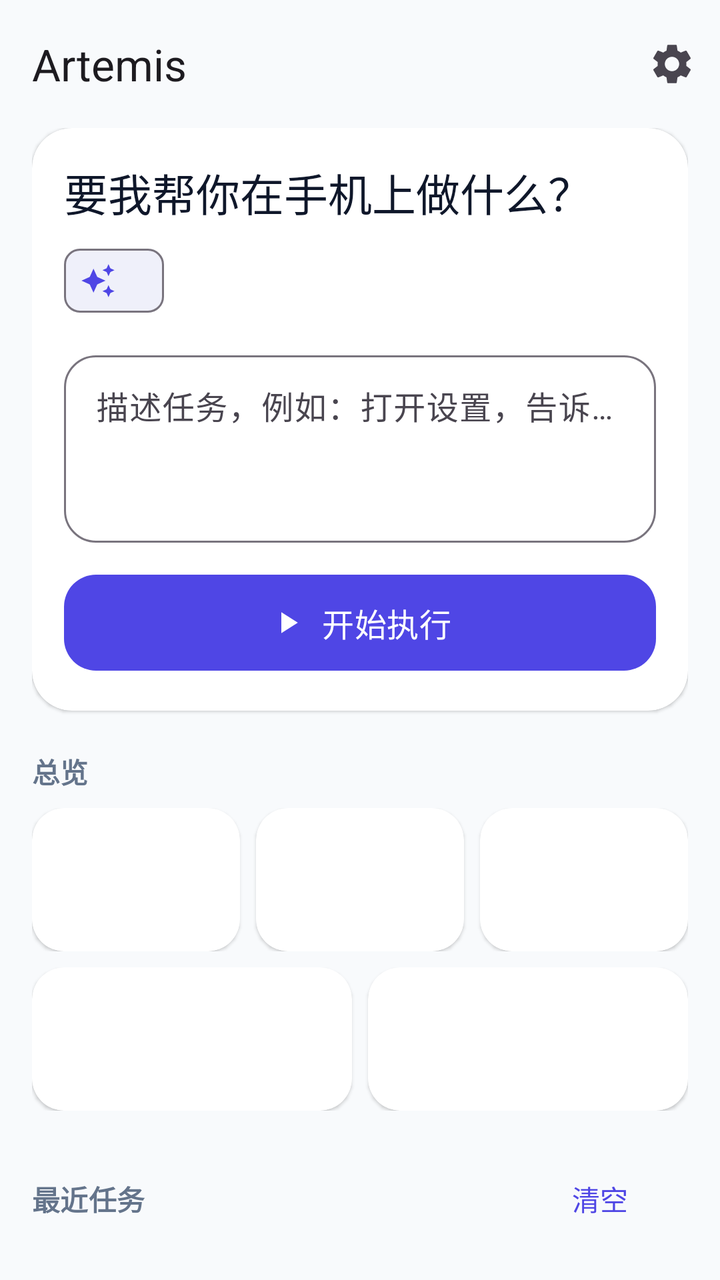
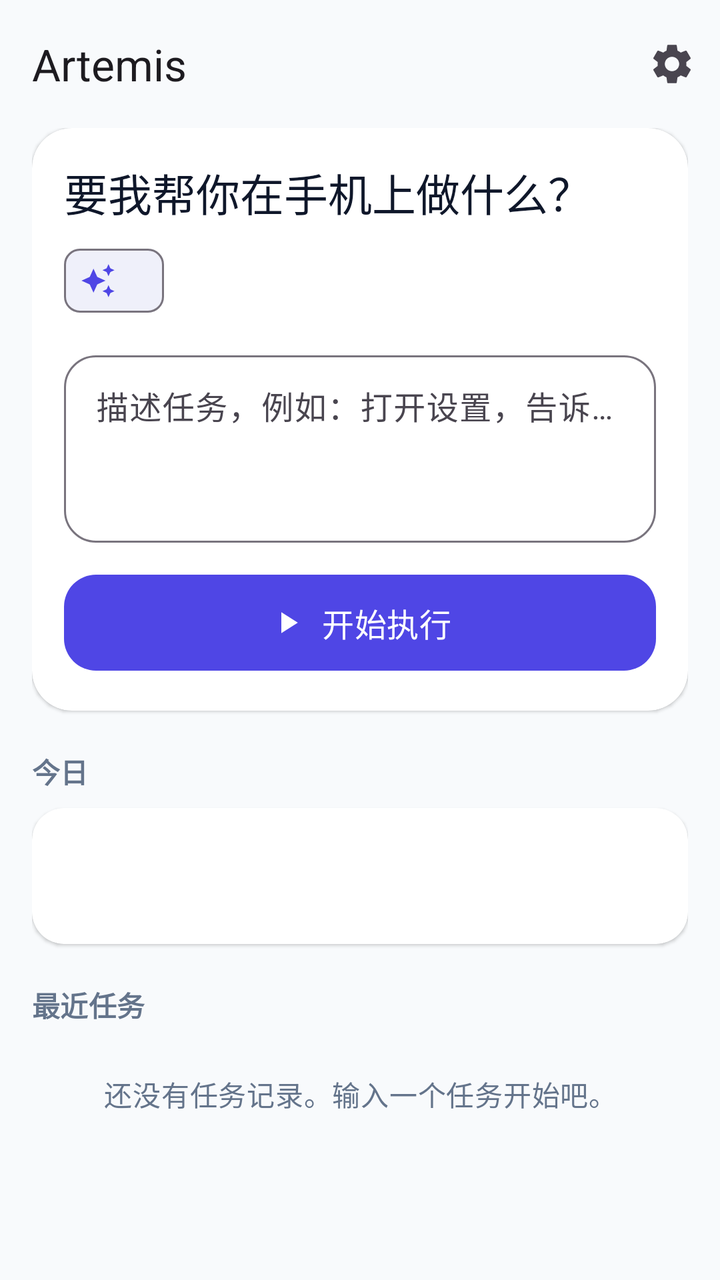

Screens rendered from an Android XML layout before and after an edit, with the pre-edit source and the edit as a unified diff.
<!-- AndroidManifest.xml: application theme Theme.Artemis -->
<!-- res/layout/activity_main.xml -->
<?xml version="1.0" encoding="utf-8"?>
<LinearLayout xmlns:android="http://schemas.android.com/apk/res/android"
    xmlns:app="http://schemas.android.com/apk/res-auto"
    android:layout_width="match_parent"
    android:layout_height="match_parent"
    android:background="@color/surface"
    android:fitsSystemWindows="true"
    android:orientation="vertical">

    <com.google.android.material.appbar.MaterialToolbar
        android:id="@+id/toolbar"
        android:layout_width="match_parent"
        android:layout_height="?attr/actionBarSize"
        app:menu="@menu/home"
        app:title="@string/app_short"
        app:titleTextAppearance="?attr/textAppearanceTitleLarge" />

    <androidx.core.widget.NestedScrollView
        android:layout_width="match_parent"
        android:layout_height="match_parent">

        <LinearLayout
            android:layout_width="match_parent"
            android:layout_height="wrap_content"
            android:orientation="vertical"
            android:paddingHorizontal="16dp"
            android:paddingBottom="24dp">

            
            <com.google.android.material.card.MaterialCardView
                android:id="@+id/setup_card"
                android:layout_width="match_parent"
                android:layout_height="wrap_content"
                android:layout_marginBottom="12dp"
                android:visibility="gone"
                app:cardBackgroundColor="@color/brand_container">

                <LinearLayout
                    android:layout_width="match_parent"
                    android:layout_height="wrap_content"
                    android:orientation="vertical"
                    android:padding="16dp">

                    <TextView
                        android:layout_width="wrap_content"
                        android:layout_height="wrap_content"
                        android:text="@string/setup_title"
                        android:textAppearance="?attr/textAppearanceTitleMedium"
                        android:textColor="@color/on_brand_container" />

                    <LinearLayout
                        android:id="@+id/setup_a11y"
                        android:layout_width="match_parent"
                        android:layout_height="wrap_content"
                        android:layout_marginTop="8dp"
                        android:gravity="center_vertical"
                        android:orientation="horizontal">

                        <TextView
                            android:layout_width="0dp"
                            android:layout_height="wrap_content"
                            android:layout_weight="1"
                            android:text="@string/setup_a11y"
                            android:textAppearance="?attr/textAppearanceBodyMedium"
                            android:textColor="@color/on_brand_container" />

                        <com.google.android.material.button.MaterialButton
                            android:id="@+id/setup_a11y_button"
                            style="@style/Widget.Material3.Button"
                            android:layout_width="wrap_content"
                            android:layout_height="wrap_content"
                            android:layout_marginStart="12dp"
                            android:text="@string/action_enable" />
                    </LinearLayout>

                    <LinearLayout
                        android:id="@+id/setup_model"
                        android:layout_width="match_parent"
                        android:layout_height="wrap_content"
                        android:layout_marginTop="8dp"
                        android:gravity="center_vertical"
                        android:orientation="horizontal">

                        <TextView
                            android:layout_width="0dp"
                            android:layout_height="wrap_content"
                            android:layout_weight="1"
                            android:text="@string/setup_model"
                            android:textAppearance="?attr/textAppearanceBodyMedium"
                            android:textColor="@color/on_brand_container" />

                        <com.google.android.material.button.MaterialButton
                            android:id="@+id/setup_model_button"
                            style="@style/Widget.Material3.Button"
                            android:layout_width="wrap_content"
                            android:layout_height="wrap_content"
                            android:layout_marginStart="12dp"
                            android:text="@string/action_add_model" />
                    </LinearLayout>
                </LinearLayout>
            </com.google.android.material.card.MaterialCardView>

            
            <com.google.android.material.card.MaterialCardView
                android:id="@+id/composer_card"
                android:layout_width="match_parent"
                android:layout_height="wrap_content">

                <LinearLayout
                    android:layout_width="match_parent"
                    android:layout_height="wrap_content"
                    android:orientation="vertical"
                    android:padding="16dp">

                    <TextView
                        android:layout_width="wrap_content"
                        android:layout_height="wrap_content"
                        android:text="@string/home_greeting"
                        android:textAppearance="?attr/textAppearanceTitleLarge"
                        android:textColor="@color/text_primary" />

                    <com.google.android.material.chip.Chip
                        android:id="@+id/model_chip"
                        style="@style/Widget.Material3.Chip.Assist"
                        android:layout_width="wrap_content"
                        android:layout_height="wrap_content"
                        android:layout_marginTop="4dp"
                        app:chipIcon="@drawable/ic_spark"
                        app:chipIconTint="@color/brand" />

                    <com.google.android.material.textfield.TextInputLayout
                        android:id="@+id/task_layout"
                        style="@style/Widget.Material3.TextInputLayout.OutlinedBox"
                        android:layout_width="match_parent"
                        android:layout_height="wrap_content"
                        android:layout_marginTop="8dp"
                        android:hint="@string/task_hint"
                        app:boxCornerRadiusBottomEnd="16dp"
                        app:boxCornerRadiusBottomStart="16dp"
                        app:boxCornerRadiusTopEnd="16dp"
                        app:boxCornerRadiusTopStart="16dp"
                        app:endIconMode="clear_text">

                        <com.google.android.material.textfield.TextInputEditText
                            android:id="@+id/task_input"
                            android:layout_width="match_parent"
                            android:layout_height="wrap_content"
                            android:gravity="top"
                            android:inputType="textMultiLine|textCapSentences"
                            android:maxLines="6"
                            android:minLines="3" />
                    </com.google.android.material.textfield.TextInputLayout>

                    <HorizontalScrollView
                        android:layout_width="match_parent"
                        android:layout_height="wrap_content"
                        android:layout_marginTop="4dp"
                        android:scrollbars="none">

                        <com.google.android.material.chip.ChipGroup
                            android:id="@+id/suggestions"
                            android:layout_width="wrap_content"
                            android:layout_height="wrap_content"
                            app:singleLine="true" />
                    </HorizontalScrollView>

                    <com.google.android.material.button.MaterialButton
                        android:id="@+id/start_button"
                        android:layout_width="match_parent"
                        android:layout_height="56dp"
                        android:layout_marginTop="8dp"
                        android:text="@string/action_start"
                        android:textAppearance="?attr/textAppearanceTitleMedium"
                        app:cornerRadius="16dp"
                        app:icon="@drawable/ic_play"
                        app:iconGravity="textStart" />
                </LinearLayout>
            </com.google.android.material.card.MaterialCardView>

            
            <com.google.android.material.card.MaterialCardView
                android:id="@+id/live_card"
                android:layout_width="match_parent"
                android:layout_height="wrap_content"
                android:visibility="gone"
                app:strokeColor="@color/brand"
                app:strokeWidth="1dp">

                <LinearLayout
                    android:layout_width="match_parent"
                    android:layout_height="wrap_content"
                    android:orientation="vertical"
                    android:padding="16dp">

                    <LinearLayout
                        android:layout_width="match_parent"
                        android:layout_height="wrap_content"
                        android:gravity="center_vertical"
                        android:orientation="horizontal">

                        <com.google.android.material.progressindicator.CircularProgressIndicator
                            android:layout_width="wrap_content"
                            android:layout_height="wrap_content"
                            android:indeterminate="true"
                            app:indicatorSize="20dp"
                            app:trackThickness="3dp" />

                        <TextView
                            android:id="@+id/live_status"
                            android:layout_width="0dp"
                            android:layout_height="wrap_content"
                            android:layout_marginStart="10dp"
                            android:layout_weight="1"
                            android:textAppearance="?attr/textAppearanceLabelLarge"
                            android:textColor="@color/brand" />

                        <TextView
                            android:id="@+id/live_elapsed"
                            android:layout_width="wrap_content"
                            android:layout_height="wrap_content"
                            android:fontFeatureSettings="tnum"
                            android:textAppearance="?attr/textAppearanceLabelLarge"
                            android:textColor="@color/text_secondary" />
                    </LinearLayout>

                    <TextView
                        android:id="@+id/live_task"
                        android:layout_width="match_parent"
                        android:layout_height="wrap_content"
                        android:layout_marginTop="10dp"
                        android:ellipsize="end"
                        android:maxLines="3"
                        android:textAppearance="?attr/textAppearanceTitleMedium"
                        android:textColor="@color/text_primary" />

                    <TextView
                        android:id="@+id/live_last"
                        android:layout_width="match_parent"
                        android:layout_height="wrap_content"
                        android:layout_marginTop="8dp"
                        android:ellipsize="end"
                        android:maxLines="4"
                        android:textAppearance="?attr/textAppearanceBodyMedium"
                        android:textColor="@color/text_secondary" />

                    <LinearLayout
                        android:layout_width="match_parent"
                        android:layout_height="wrap_content"
                        android:layout_marginTop="12dp"
                        android:gravity="end"
                        android:orientation="horizontal">

                        <com.google.android.material.button.MaterialButton
                            android:id="@+id/live_details"
                            style="@style/Widget.Material3.Button.TextButton"
                            android:layout_width="wrap_content"
                            android:layout_height="wrap_content"
                            android:text="@string/action_details" />

                        <com.google.android.material.button.MaterialButton
                            android:id="@+id/live_stop"
                            android:layout_width="wrap_content"
                            android:layout_height="wrap_content"
                            android:layout_marginStart="8dp"
                            android:backgroundTint="@color/danger"
                            android:text="@string/action_stop"
                            app:icon="@drawable/ic_stop" />
                    </LinearLayout>
                </LinearLayout>
            </com.google.android.material.card.MaterialCardView>

            
            <TextView
                android:layout_width="wrap_content"
                android:layout_height="wrap_content"
                android:layout_marginTop="20dp"
                android:layout_marginBottom="8dp"
                android:text="@string/section_overview"
                android:textAppearance="@style/TextAppearance.Artemis.Section" />

            <LinearLayout
                android:layout_width="match_parent"
                android:layout_height="wrap_content"
                android:orientation="horizontal">

                <include
                    android:id="@+id/stat_runs"
                    layout="@layout/view_metric"
                    android:layout_width="0dp"
                    android:layout_height="wrap_content"
                    android:layout_weight="1" />

                <include
                    android:id="@+id/stat_success"
                    layout="@layout/view_metric"
                    android:layout_width="0dp"
                    android:layout_height="wrap_content"
                    android:layout_marginHorizontal="8dp"
                    android:layout_weight="1" />

                <include
                    android:id="@+id/stat_step"
                    layout="@layout/view_metric"
                    android:layout_width="0dp"
                    android:layout_height="wrap_content"
                    android:layout_weight="1" />
            </LinearLayout>

            
            <LinearLayout
                android:id="@+id/usage_row"
                android:layout_width="match_parent"
                android:layout_height="wrap_content"
                android:layout_marginTop="8dp"
                android:orientation="horizontal">

                <include
                    android:id="@+id/stat_tokens"
                    layout="@layout/view_metric"
                    android:layout_width="0dp"
                    android:layout_height="wrap_content"
                    android:layout_marginEnd="8dp"
                    android:layout_weight="1" />

                <include
                    android:id="@+id/stat_cost"
                    layout="@layout/view_metric"
                    android:layout_width="0dp"
                    android:layout_height="wrap_content"
                    android:layout_weight="1" />
            </LinearLayout>

            
            <LinearLayout
                android:layout_width="match_parent"
                android:layout_height="wrap_content"
                android:layout_marginTop="20dp"
                android:gravity="center_vertical"
                android:orientation="horizontal">

                <TextView
                    android:layout_width="0dp"
                    android:layout_height="wrap_content"
                    android:layout_weight="1"
                    android:text="@string/section_recent"
                    android:textAppearance="@style/TextAppearance.Artemis.Section" />

                <com.google.android.material.button.MaterialButton
                    android:id="@+id/clear_history"
                    style="@style/Widget.Material3.Button.TextButton"
                    android:layout_width="wrap_content"
                    android:layout_height="wrap_content"
                    android:text="@string/action_clear" />
            </LinearLayout>

            <TextView
                android:id="@+id/empty_history"
                android:layout_width="match_parent"
                android:layout_height="wrap_content"
                android:gravity="center"
                android:padding="24dp"
                android:text="@string/empty_history"
                android:textAppearance="?attr/textAppearanceBodyMedium"
                android:textColor="@color/text_secondary" />

            <androidx.recyclerview.widget.RecyclerView
                android:id="@+id/history"
                android:layout_width="match_parent"
                android:layout_height="wrap_content"
                android:nestedScrollingEnabled="false" />
        </LinearLayout>
    </androidx.core.widget.NestedScrollView>
</LinearLayout>
<!-- res/layout/view_metric.xml (included above) -->
<?xml version="1.0" encoding="utf-8"?>
<com.google.android.material.card.MaterialCardView xmlns:android="http://schemas.android.com/apk/res/android"
    xmlns:app="http://schemas.android.com/apk/res-auto"
    android:layout_width="match_parent"
    android:layout_height="wrap_content"
    app:cardCornerRadius="16dp">

    <LinearLayout
        android:layout_width="match_parent"
        android:layout_height="wrap_content"
        android:orientation="vertical"
        android:paddingHorizontal="14dp"
        android:paddingVertical="12dp">

        <TextView
            android:id="@+id/metric_value"
            android:layout_width="wrap_content"
            android:layout_height="wrap_content"
            android:fontFeatureSettings="tnum"
            android:maxLines="1"
            android:textAppearance="@style/TextAppearance.Artemis.Metric" />

        <TextView
            android:id="@+id/metric_label"
            android:layout_width="wrap_content"
            android:layout_height="wrap_content"
            android:layout_marginTop="2dp"
            android:textAppearance="@style/TextAppearance.Artemis.Caption" />
    </LinearLayout>
</com.google.android.material.card.MaterialCardView>
<!-- resources referenced by this layout -->
<resources>
  <color name="brand">#4F46E5</color>
  <color name="brand_container">#E0E7FF</color>
  <color name="danger">#DC2626</color>
  <color name="on_brand_container">#1E1B4B</color>
  <color name="surface">#F8FAFC</color>
  <color name="text_primary">#0F172A</color>
  <color name="text_secondary">#64748B</color>
  <!-- drawable ic_play (drawable) -->
  <vector xmlns:android="http://schemas.android.com/apk/res/android"
      android:width="24dp" android:height="24dp" android:viewportWidth="24" android:viewportHeight="24" android:tint="?attr/colorControlNormal">
      <path android:fillColor="#FF000000" android:pathData="M8,5v14l11,-7z"/>
  </vector>
  <!-- drawable ic_spark (drawable) -->
  <vector xmlns:android="http://schemas.android.com/apk/res/android"
      android:width="24dp" android:height="24dp" android:viewportWidth="24" android:viewportHeight="24">
      <path android:fillColor="#FFFFFFFF" android:pathData="M19,9l1.25,-2.75L23,5l-2.75,-1.25L19,1l-1.25,2.75L15,5l2.75,1.25L19,9zM11.5,9.5L9,4 6.5,9.5 1,12l5.5,2.5L9,20l2.5,-5.5L17,12l-5.5,-2.5zM19,15l-1.25,2.75L15,19l2.75,1.25L19,23l1.25,-2.75L23,19l-2.75,-1.25L19,15z"/>
  </vector>
  <!-- drawable ic_stop (drawable) -->
  <vector xmlns:android="http://schemas.android.com/apk/res/android"
      android:width="24dp" android:height="24dp" android:viewportWidth="24" android:viewportHeight="24">
      <path android:fillColor="#FFFFFFFF" android:pathData="M6,6h12v12H6z"/>
  </vector>
  <string name="action_add_model">添加模型</string>
  <string name="action_clear">清空</string>
  <string name="action_details">查看详情</string>
  <string name="action_enable">去开启</string>
  <string name="action_start">开始执行</string>
  <string name="action_stop">停止</string>
  <string name="app_short">Artemis</string>
  <string name="empty_history">还没有任务记录。输入一个任务开始吧。</string>
  <string name="home_greeting">要我帮你在手机上做什么？</string>
  <string name="section_overview">总览</string>
  <string name="section_recent">最近任务</string>
  <string name="setup_a11y">开启无障碍服务「Artemis On-Device」，让智能体可以看屏幕和操作手机</string>
  <string name="setup_model">添加一个模型服务（OpenAI 兼容或 Anthropic）</string>
  <string name="setup_title">还差一步</string>
  <string name="task_hint">描述任务，例如：打开设置，告诉我电量</string>
  <style name="TextAppearance.Artemis.Caption" parent="TextAppearance.Material3.LabelMedium">
          <item name="android:textColor">@color/text_secondary</item>
      </style>
  <style name="TextAppearance.Artemis.Metric" parent="TextAppearance.Material3.TitleLarge">
          <item name="android:textStyle">bold</item>
          <item name="android:textColor">@color/text_primary</item>
      </style>
  <style name="TextAppearance.Artemis.Section" parent="TextAppearance.Material3.TitleSmall">
          <item name="android:textColor">@color/text_secondary</item>
          <item name="android:textStyle">bold</item>
      </style>
  <color name="surface_card">#FFFFFF</color>
  <color name="outline">#E2E8F0</color>
  <style name="Widget.Artemis.Card" parent="Widget.Material3.CardView.Elevated">
          <item name="cardBackgroundColor">@color/surface_card</item>
          <item name="cardCornerRadius">20dp</item>
          <item name="cardElevation">1dp</item>
      </style>
  <!-- unchanged entries left out for length: 1 -->
</resources>

<!-- the commit's change to res/layout/activity_main.xml (unified diff, before → after) -->
@@ -275,60 +275,53 @@
                 android:layout_height="wrap_content"
                 android:layout_marginTop="20dp"
                 android:layout_marginBottom="8dp"
-                android:text="@string/section_overview"
+                android:text="@string/section_today"
                 android:textAppearance="@style/TextAppearance.Artemis.Section" />
 
-            <LinearLayout
-                android:layout_width="match_parent"
-                android:layout_height="wrap_content"
-                android:orientation="horizontal">
-
-                <include
-                    android:id="@+id/stat_runs"
-                    layout="@layout/view_metric"
-                    android:layout_width="0dp"
-                    android:layout_height="wrap_content"
-                    android:layout_weight="1" />
-
-                <include
-                    android:id="@+id/stat_success"
-                    layout="@layout/view_metric"
-                    android:layout_width="0dp"
-                    android:layout_height="wrap_content"
-                    android:layout_marginHorizontal="8dp"
-                    android:layout_weight="1" />
-
-                <include
-                    android:id="@+id/stat_step"
-                    layout="@layout/view_metric"
-                    android:layout_width="0dp"
-                    android:layout_height="wrap_content"
-                    android:layout_weight="1" />
-            </LinearLayout>
-
-            
-            <LinearLayout
-                android:id="@+id/usage_row"
-                android:layout_width="match_parent"
-                android:layout_height="wrap_content"
-                android:layout_marginTop="8dp"
-                android:orientation="horizontal">
-
-                <include
-                    android:id="@+id/stat_tokens"
-                    layout="@layout/view_metric"
-                    android:layout_width="0dp"
-                    android:layout_height="wrap_content"
-                    android:layout_marginEnd="8dp"
-                    android:layout_weight="1" />
-
-                <include
-                    android:id="@+id/stat_cost"
-                    layout="@layout/view_metric"
-                    android:layout_width="0dp"
-                    android:layout_height="wrap_content"
-                    android:layout_weight="1" />
-            </LinearLayout>
+            <com.google.android.material.card.MaterialCardView
+                android:id="@+id/today_card"
+                android:layout_width="match_parent"
+                android:layout_height="wrap_content"
+                android:clickable="true"
+                android:focusable="true"
+                app:cardCornerRadius="16dp">
+
+                <LinearLayout
+                    android:layout_width="match_parent"
+                    android:layout_height="wrap_content"
+                    android:orientation="horizontal"
+                    android:paddingHorizontal="8dp"
+                    android:paddingVertical="14dp">
+
+                    <include
+                        android:id="@+id/stat_runs"
+                        layout="@layout/view_stat"
+                        android:layout_width="0dp"
+                        android:layout_height="wrap_content"
+                        android:layout_weight="1" />
+
+                    <include
+                        android:id="@+id/stat_success"
+                        layout="@layout/view_stat"
+                        android:layout_width="0dp"
+                        android:layout_height="wrap_content"
+                        android:layout_weight="1" />
+
+                    <include
+                        android:id="@+id/stat_tokens"
+                        layout="@layout/view_stat"
+                        android:layout_width="0dp"
+                        android:layout_height="wrap_content"
+                        android:layout_weight="1" />
+
+                    <include
+                        android:id="@+id/stat_cost"
+                        layout="@layout/view_stat"
+                        android:layout_width="0dp"
+                        android:layout_height="wrap_content"
+                        android:layout_weight="1" />
+                </LinearLayout>
+            </com.google.android.material.card.MaterialCardView>
 
             
             <LinearLayout
@@ -344,13 +337,6 @@
                     android:layout_weight="1"
                     android:text="@string/section_recent"
                     android:textAppearance="@style/TextAppearance.Artemis.Section" />
-
-                <com.google.android.material.button.MaterialButton
-                    android:id="@+id/clear_history"
-                    style="@style/Widget.Material3.Button.TextButton"
-                    android:layout_width="wrap_content"
-                    android:layout_height="wrap_content"
-                    android:text="@string/action_clear" />
             </LinearLayout>
 
             <TextView
@@ -368,37 +354,41 @@
                 android:layout_width="match_parent"
                 android:layout_height="wrap_content"
                 android:nestedScrollingEnabled="false" />
+
+            <com.google.android.material.button.MaterialButton
+                android:id="@+id/history_more"
+                style="@style/Widget.Material3.Button.TextButton"
+                android:layout_width="wrap_content"
+                android:layout_height="wrap_content"
+                android:layout_gravity="center_horizontal"
+                android:visibility="gone" />
         </LinearLayout>
     </androidx.core.widget.NestedScrollView>
 </LinearLayout>
-<!-- res/layout/view_metric.xml (included above) -->
+<!-- res/layout/view_stat.xml (included above) -->
 <?xml version="1.0" encoding="utf-8"?>
-<com.google.android.material.card.MaterialCardView xmlns:android="http://schemas.android.com/apk/res/android"
-    xmlns:app="http://schemas.android.com/apk/res-auto"
+<LinearLayout xmlns:android="http://schemas.android.com/apk/res/android"
     android:layout_width="match_parent"
     android:layout_height="wrap_content"
-    app:cardCornerRadius="16dp">
-
-    <LinearLayout
-        android:layout_width="match_parent"
+    android:gravity="center_horizontal"
+    android:orientation="vertical">
+
+    <TextView
+        android:id="@+id/metric_value"
+        android:layout_width="wrap_content"
         android:layout_height="wrap_content"
-        android:orientation="vertical"
-        android:paddingHorizontal="14dp"
-        android:paddingVertical="12dp">
-
-        <TextView
-            android:id="@+id/metric_value"
-            android:layout_width="wrap_content"
-            android:layout_height="wrap_content"
-            android:fontFeatureSettings="tnum"
-            android:maxLines="1"
-            android:textAppearance="@style/TextAppearance.Artemis.Metric" />
-
-        <TextView
-            android:id="@+id/metric_label"
-            android:layout_width="wrap_content"
-            android:layout_height="wrap_content"
-            android:layout_marginTop="2dp"
-            android:textAppearance="@style/TextAppearance.Artemis.Caption" />
-    </LinearLayout>
-</com.google.android.material.card.MaterialCardView>
+        android:ellipsize="end"
+        android:fontFeatureSettings="tnum"
+        android:maxLines="1"
+        android:textAppearance="?attr/textAppearanceTitleMedium"
+        android:textColor="@color/text_primary"
+        android:textStyle="bold" />
+
+    <TextView
+        android:id="@+id/metric_label"
+        android:layout_width="wrap_content"
+        android:layout_height="wrap_content"
+        android:layout_marginTop="2dp"
+        android:maxLines="1"
+        android:textAppearance="@style/TextAppearance.Artemis.Caption" />
+</LinearLayout>
<!-- resource entries referenced after the edit -->
@@ -23,7 +23,6 @@
       <path android:fillColor="#FFFFFFFF" android:pathData="M6,6h12v12H6z"/>
   </vector>
   <string name="action_add_model">添加模型</string>
-  <string name="action_clear">清空</string>
   <string name="action_details">查看详情</string>
   <string name="action_enable">去开启</string>
   <string name="action_start">开始执行</string>
@@ -31,18 +30,14 @@
   <string name="app_short">Artemis</string>
   <string name="empty_history">还没有任务记录。输入一个任务开始吧。</string>
   <string name="home_greeting">要我帮你在手机上做什么？</string>
-  <string name="section_overview">总览</string>
   <string name="section_recent">最近任务</string>
+  <string name="section_today">今日</string>
   <string name="setup_a11y">开启无障碍服务「Artemis On-Device」，让智能体可以看屏幕和操作手机</string>
   <string name="setup_model">添加一个模型服务（OpenAI 兼容或 Anthropic）</string>
   <string name="setup_title">还差一步</string>
   <string name="task_hint">描述任务，例如：打开设置，告诉我电量</string>
   <style name="TextAppearance.Artemis.Caption" parent="TextAppearance.Material3.LabelMedium">
           <item name="android:textColor">@color/text_secondary</item>
-      </style>
-  <style name="TextAppearance.Artemis.Metric" parent="TextAppearance.Material3.TitleLarge">
-          <item name="android:textStyle">bold</item>
-          <item name="android:textColor">@color/text_primary</item>
       </style>
   <style name="TextAppearance.Artemis.Section" parent="TextAppearance.Material3.TitleSmall">
           <item name="android:textColor">@color/text_secondary</item>
